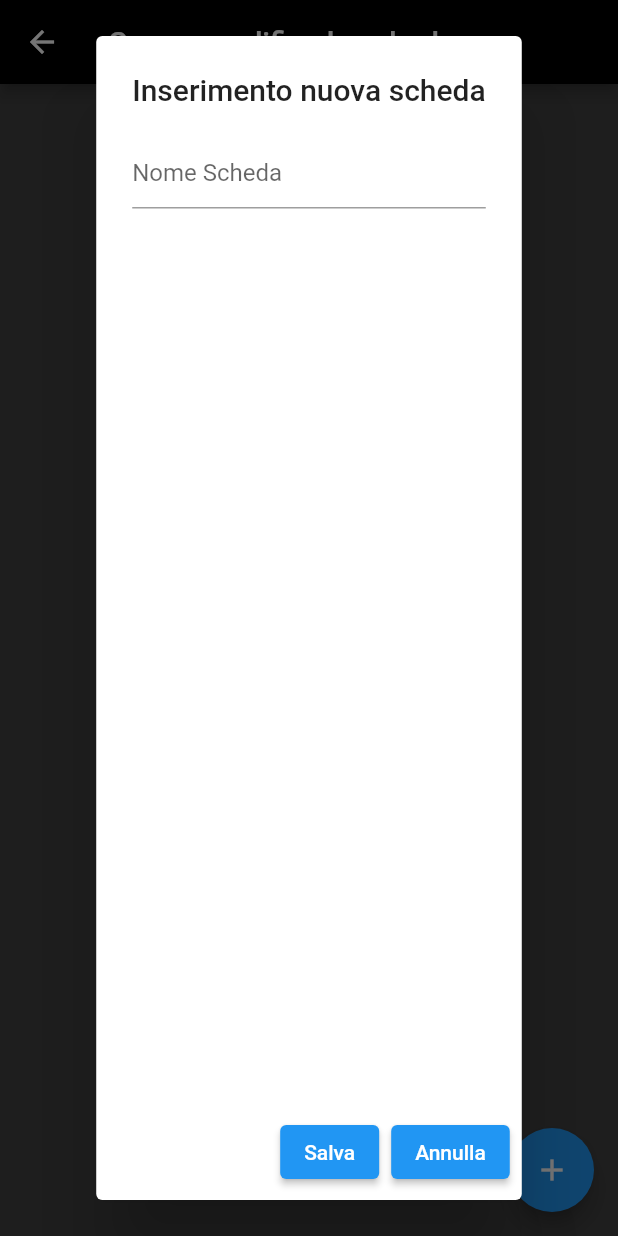
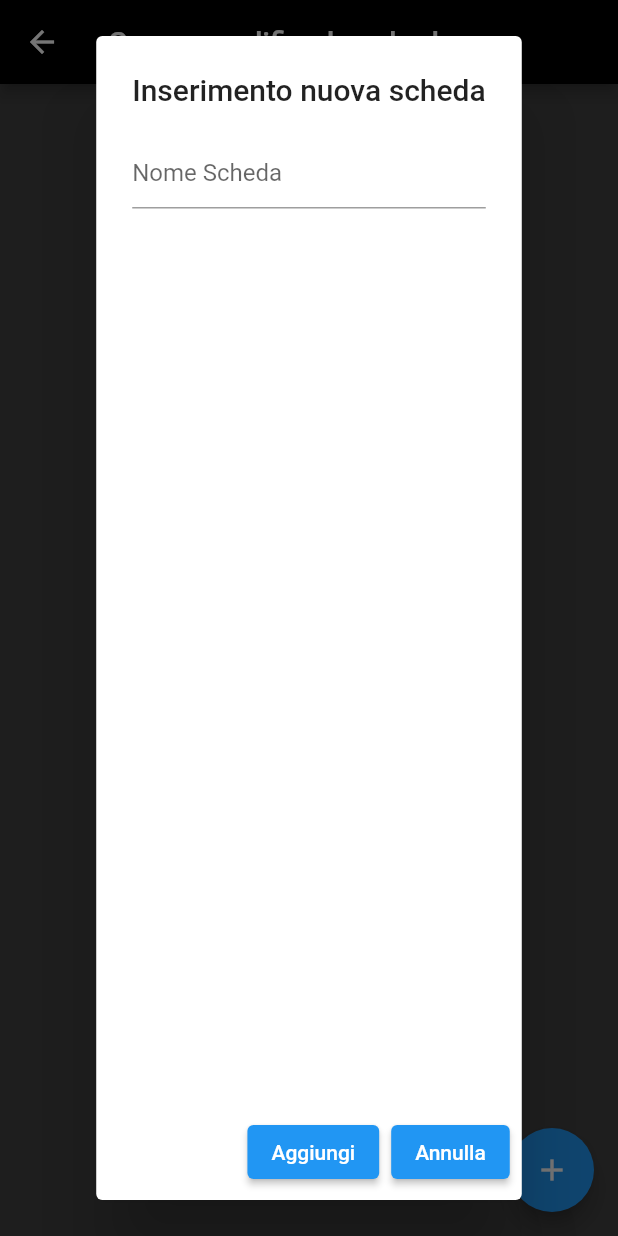
Before and after one commit to Thorfra/DSN-TRN-gym-schedule-manager, a Flutter app: the Crea_mod_schede screen opened directly, after a tap on the "add" icon, on a phone screen of 412 x 824 dp. Run offline on Flutter 3.47's test engine with Material 2 defaults, Android fonts, the light colour scheme and no system bars; our stand-ins replace sqflite; accounts and stored records are empty.

Commit message:
ottavo commit
implementazione database. miglioramento della schermata per la creazione schede. che però non funziona

```diff
--- /dev/null
+++ b/dsn_trn_gym_schedule_manager/lib/db/dbhelper.dart
@@ -0,0 +1,74 @@
+import 'package:path/path.dart';
+import 'package:sqflite/sqflite.dart';
+import 'scheda/scheda.dart';
+import 'esercizio/esercizio.dart';
+import 'dart:async';
+
+class DbHelper {
+  Future<Database> initializeDb() async {
+    String path = await getDatabasesPath();
+    const idType = 'INTEGER PRIMARY KEY AUTOINCREMENT';
+    const textType = 'TEXT NOT NULL';
+    const textTypen = 'TEXT';
+    const intType = 'INTEGER NOT NULL';
+
+    return openDatabase(join(path, "dbPalestra.db"),
+        onCreate: (db, version) async {
+      await db.execute("""
+            CREATE TABLE IF NOT EXISTS Esercizi(
+              id $idType,
+              nomeEsercizio $textType,
+              ripetizioni $intType,
+              serie $intType,
+              tempoPausa $intType,
+              nomeScheda $textType,
+              carichi $textTypen,
+              appunti $textTypen
+            )
+
+            CREATE TABLE IF NOT EXISTS Schede(
+              id $idType,
+              nomeScheda $textType
+            )""");
+    }, version: 1);
+  }
+
+  Future<int> createEsercizio(Esercizio esercizio) async {
+    final Database db = await initializeDb();
+    final id = await db.insert('Esercizi', esercizio.toMap(),
+        conflictAlgorithm: ConflictAlgorithm.replace);
+    return id;
+  }
+
+  Future<List<Esercizio>> getEsercizi() async {
+    final db = await initializeDb();
+    final List<Map<String, dynamic>> results = await db.query("Esercizi");
+    return results.map((e) => Esercizio.fromMap(e)).toList();
+  }
+
+  Future<int> removeEsercizio(id) async {
+    final Database db = await initializeDb();
+    final idRimosso =
+        await db.delete('Esercizi', where: "id=?", whereArgs: [id]);
+    return idRimosso;
+  }
+
+  Future<int> createScheda(Scheda scheda) async {
+    final Database db = await initializeDb();
+    final id = await db.insert('Schede', scheda.toMap(),
+        conflictAlgorithm: ConflictAlgorithm.replace);
+    return id;
+  }
+
+  Future<int> removeScheda(id) async {
+    final Database db = await initializeDb();
+    final idRimosso = await db.delete('Schede', where: "id=?", whereArgs: [id]);
+    return idRimosso;
+  }
+
+  Future<List<Scheda>> getSchede() async {
+    final db = await initializeDb();
+    final List<Map<String, dynamic>> results = await db.query("Schede");
+    return results.map((e) => Scheda.fromMap(e)).toList();
+  }
+}
--- a/dsn_trn_gym_schedule_manager/lib/db/scheda.dart
+++ b/dsn_trn_gym_schedule_manager/lib/db/esercizio/esercizio.dart
@@ -1,33 +1,31 @@
-const String table = 'Scheda';
-
-class Scheda {
+class Esercizio {
   final int? id;
   final String nomeEsercizio;
   final int ripetizioni;
   final int serie;
   final int tempoPausa;
-  final String nomeScheda;
+  final String idScheda;
   final String? carichi;
   final String? appunti;
 
-  Scheda({
+  Esercizio({
     this.id,
     required this.nomeEsercizio,
     required this.ripetizioni,
     required this.serie,
     required this.tempoPausa,
-    required this.nomeScheda,
+    required this.idScheda,
     this.carichi,
     this.appunti,
   });
 
-  Scheda.fromMap(Map<String, dynamic> map)
+  Esercizio.fromMap(Map<String, dynamic> map)
       : id = map["id"],
         nomeEsercizio = map["nomeEsercizio"],
         ripetizioni = map["ripetizioni"],
         serie = map["serie"],
         tempoPausa = map["tempoPausa"],
-        nomeScheda = map["nomeScheda"],
+        idScheda = map["idScheda"],
         carichi = map["carichi"],
         appunti = map["appunti"];
 
@@ -38,7 +36,7 @@ class Scheda {
       "ripetizioni": ripetizioni,
       "serie": serie,
       "tempoPausa": tempoPausa,
-      "nomeScheda": nomeScheda,
+      "idScheda": idScheda,
       "carichi": carichi,
       "appunti": appunti
     };
--- /dev/null
+++ b/dsn_trn_gym_schedule_manager/lib/db/scheda/scheda.dart
@@ -0,0 +1,17 @@
+class Scheda {
+  final int? id;
+  final String nomeScheda;
+
+  Scheda({
+    this.id,
+    required this.nomeScheda,
+  });
+
+  Scheda.fromMap(Map<String, dynamic> map)
+      : id = map["id"],
+        nomeScheda = map["nomeScheda"];
+
+  Map<String, dynamic> toMap() {
+    return {"id": id, "nomeScheda": nomeScheda};
+  }
+}
--- a/dsn_trn_gym_schedule_manager/lib/pagine/crea_mod_schede.dart
+++ b/dsn_trn_gym_schedule_manager/lib/pagine/crea_mod_schede.dart
@@ -1,6 +1,6 @@
 import 'package:flutter/material.dart';
-import '/db/scheda.dart';
-import '/db/schede_db.dart';
+import '../db/scheda/scheda.dart';
+import '../db/dbhelper.dart';
 
 class Crea_mod_schede extends StatefulWidget {
   const Crea_mod_schede({super.key});
@@ -10,7 +10,22 @@ class Crea_mod_schede extends StatefulWidget {
 }
 
 class _Crea_mod_schedeState extends State<Crea_mod_schede> {
+  late DbHelper _dbHelper;
+  Future<List<Scheda>>? _schede;
   TextEditingController c1 = TextEditingController();
+
+  @override
+  void initState() {
+    super.initState();
+
+    _dbHelper = DbHelper();
+    _dbHelper.initializeDb().whenComplete(() async {
+      setState(() {
+        _schede = _dbHelper.getSchede();
+      });
+    });
+  }
+
   @override
   Widget build(BuildContext context) {
     return Scaffold(
@@ -22,13 +37,6 @@ class _Crea_mod_schedeState extends State<Crea_mod_schede> {
       floatingActionButton: FloatingActionButton(
           child: const Icon(Icons.add),
           onPressed: () {
-            Nuova_scheda();
-          }),
-      body: Column(),
-    );
-  }
-
-  void Nuova_scheda() {
             showDialog(
                 context: context,
                 builder: (contex) {
@@ -38,17 +46,27 @@ class _Crea_mod_schedeState extends State<Crea_mod_schede> {
                       children: [
                         TextFormField(
                           controller: c1,
-                  decoration: const InputDecoration(hintText: "Nome Scheda"),
+                          decoration:
+                              const InputDecoration(hintText: "Nome Scheda"),
                         ),
                       ],
                     ),
                     actions: [
                       ElevatedButton(
                           onPressed: () {
-                    /*creare un pulsante con il nome della scheda, che porta ad una pagina dove si possono inserire gli esercizi */
+                            String nome = c1.text;
+                            Scheda scheda = Scheda(
+                              nomeScheda: nome,
+                            );
+
+                            _dbHelper.createScheda(scheda);
+
+                            setState(() {
+                              _schede = _dbHelper.getSchede();
+                            });
                             Navigator.pop(contex);
                           },
-                  child: const Text("Salva")),
+                          child: const Text("Aggiungi")),
                       ElevatedButton(
                           onPressed: () {
                             Navigator.pop(contex);
@@ -57,5 +75,32 @@ class _Crea_mod_schedeState extends State<Crea_mod_schede> {
                     ],
                   );
                 });
+          }),
+      body: FutureBuilder(
+          future: _schede,
+          builder: (context, AsyncSnapshot<List<Scheda>> snapshot) {
+            if (snapshot.data != null && snapshot.data!.isEmpty) {
+              return const Center(
+                child: Text("Nessuna scheda nel database."),
+              );
+            }
+            if (!snapshot.hasData) {
+              return const Center(child: CircularProgressIndicator());
+            } else {
+              return ListView.separated(
+                  separatorBuilder: (context, index) => const Divider(
+                        color: Colors.grey,
+                      ),
+                  itemCount: snapshot.data!.length,
+                  itemBuilder: (context, index) {
+                    return ListTile(
+                      title: Text(snapshot.data![index].nomeScheda),
+                      subtitle: const Text("Clicca per vedere la scheda"),
+                      trailing: const Icon(Icons.navigate_next),
+                    );
+                  });
+            }
+          }),
+    );
   }
 }
--- a/dsn_trn_gym_schedule_manager/pubspec.yaml
+++ b/dsn_trn_gym_schedule_manager/pubspec.yaml
@@ -10,6 +10,7 @@ dependencies:
   flutter:
     sdk: flutter
   sqflite: ^2.2.5
+  path: ^1.8.2
 
 dev_dependencies:
   flutter_test:
```
Also changed, not shown: dsn_trn_gym_schedule_manager/lib/db/schede_db.dart (deleted, +0 -42 lines), dsn_trn_gym_schedule_manager/lib/main.dart (+0 -15 lines), dsn_trn_gym_schedule_manager/lib/pagine/elenco_schede.dart (deleted, +0 -22 lines), dsn_trn_gym_schedule_manager/pubspec.lock, 1 other file. Lines whose indentation alone changed are shown as unchanged.
